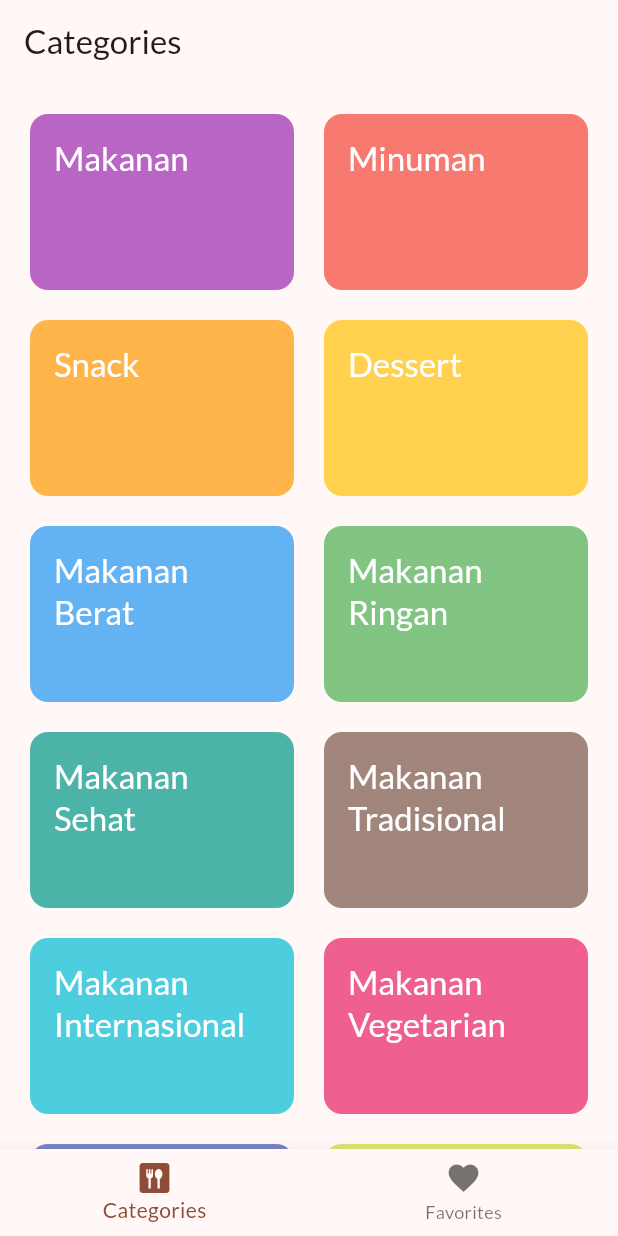
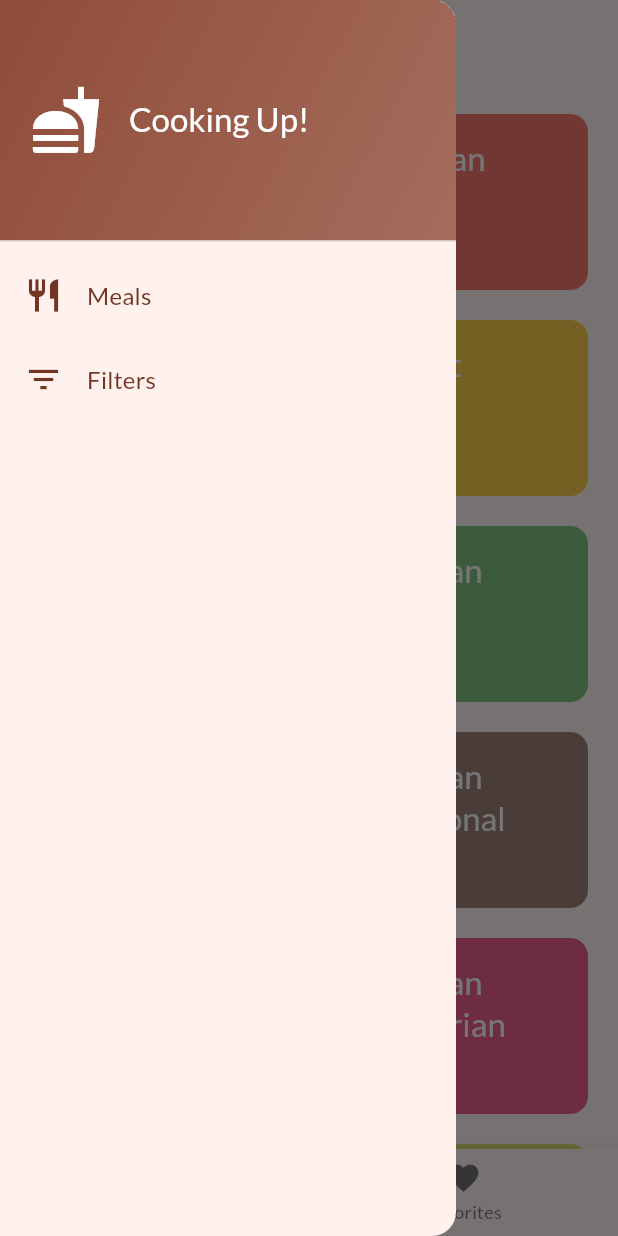
Before and after one commit to rizkyramdhonaputra/basandid-meals-menu, a Flutter app: the screen it shows after launch, with the side drawer open (before the commit the screen has no drawer), on a phone screen of 412 x 824 dp. Run offline on Flutter 3.47's test engine with Material 3 defaults, Android fonts, the phone set to English and light mode, and no system bars; our stand-ins replace google_fonts, transparent_image.

Commit message:
menambahkan fitur filter dan simpan value filter

```diff
--- a/lib/main.dart
+++ b/lib/main.dart
@@ -5,6 +5,7 @@ import 'package:flutter/material.dart';
 import 'package:google_fonts/google_fonts.dart';
 
 final theme = ThemeData(
+  useMaterial3: true,
   colorScheme: ColorScheme.fromSeed(seedColor: Colors.deepOrange),
   textTheme: GoogleFonts.latoTextTheme(),
 );
@@ -18,6 +19,10 @@ class MenuApps extends StatelessWidget {
 
   @override
   Widget build(BuildContext context) {
-    return MaterialApp(home: TabsScreen(), theme: theme, title: 'Aplikasi Menu Makanan');
+    return MaterialApp(
+      home: TabsScreen(),
+      theme: theme,
+      title: 'Aplikasi Menu Makanan',
+    );
   }
 }
--- a/lib/screens/tabs_screen.dart
+++ b/lib/screens/tabs_screen.dart
@@ -1,6 +1,8 @@
 import 'package:aplikasi_menumakanan/models/meals_models.dart';
 import 'package:aplikasi_menumakanan/screens/category_screen.dart';
+import 'package:aplikasi_menumakanan/screens/filters_screen.dart';
 import 'package:aplikasi_menumakanan/screens/meals_screen.dart';
+import 'package:aplikasi_menumakanan/widgets/main_drawer.dart';
 import 'package:flutter/material.dart';
 
 class TabsScreen extends StatefulWidget {
@@ -14,6 +16,16 @@ class _TabsScreenState extends State<TabsScreen> {
   int _selectedPageIndex = 0;
   final List<Meals> _favoriteMeals = [];
 
+  void _showInfoMessage(String message) {
+    ScaffoldMessenger.of(context).clearSnackBars();
+    ScaffoldMessenger.of(context).showSnackBar(
+      SnackBar(
+        content: Text(message),
+      ),
+    );
+  }
+
+
   void _toggleFavorite(Meals meal) {
     final isExisting = _favoriteMeals.contains(meal);
 
@@ -21,10 +33,12 @@ class _TabsScreenState extends State<TabsScreen> {
       setState(() {
         _favoriteMeals.remove(meal);
       });
+      _showInfoMessage('Removed from favorites.');
     } else {
       setState(() {
         _favoriteMeals.add(meal);
       });
+      _showInfoMessage('Added to favorites.');
     }
   }
 
@@ -34,9 +48,21 @@ class _TabsScreenState extends State<TabsScreen> {
     });
   }
 
+  void _selectScreen(String menuCode) async {
+      Navigator.of(context).pop();
+    if (menuCode == 'filters') {
+      final results = await Navigator.of(context).push<Map<Filters, bool>>(
+        MaterialPageRoute(
+          builder: (ctx) => const FiltersScreen(),
+        ),
+      );
+      debugPrint(results.toString());
+    }
+  }
+
   @override
   Widget build(BuildContext context) {
-    Widget activePage = CategoryScreen(onToggleFavorite: _toggleFavorite);
+    Widget activePage = CategoryScreen(onToggleFavorite: _toggleFavorite); //default page
     var activePageTitle = 'Categories';
 
     if (_selectedPageIndex == 1) {
@@ -49,6 +75,7 @@ class _TabsScreenState extends State<TabsScreen> {
 
     return Scaffold(
       appBar: AppBar(title: Text(activePageTitle)),
+      drawer: MainDrawer(onSelectScreen: _selectScreen),
       bottomNavigationBar: BottomNavigationBar(
         onTap: _selectPage,
         currentIndex: _selectedPageIndex,
--- a/lib/widgets/main_drawer.dart
+++ b/lib/widgets/main_drawer.dart
@@ -1,10 +1,78 @@
 import 'package:flutter/material.dart';
 
 class MainDrawer extends StatelessWidget {
-  const MainDrawer({super.key});
+  const MainDrawer({super.key, required this.onSelectScreen});
+
+  final void Function(String menuCode) onSelectScreen;
 
   @override
   Widget build(BuildContext context) {
-    return const Placeholder();
+    return Drawer(
+      child: Column(
+        children: [
+          DrawerHeader(
+            padding: const EdgeInsets.all(20),
+            decoration: BoxDecoration(
+              gradient: LinearGradient(
+                colors: [
+                  Theme.of(context).primaryColor,
+                  Theme.of(context).primaryColor.withValues(alpha: 0.8),
+                ],
+                begin: Alignment.topLeft,
+                end: Alignment.bottomRight,
+              ),
+            ),
+            child: Row(
+              children: [
+                Icon(
+                  Icons.fastfood,
+                  size: 48,
+                  color: Theme.of(context).colorScheme.onPrimary,
+                ),
+                SizedBox(width: 18),
+                Text(
+                  'Cooking Up!',
+                  style: Theme.of(context).textTheme.titleLarge!.copyWith(
+                    color: Theme.of(context).colorScheme.onPrimary,
+                  ),
+                ),
+              ],
+            ),
+          ),
+          ListTile(
+            leading: Icon(
+              Icons.restaurant,
+              size: 26,
+              color: Theme.of(context).colorScheme.onPrimaryContainer,
+            ),
+            title: Text(
+              'Meals',
+              style: Theme.of(context).textTheme.titleMedium!.copyWith(
+                color: Theme.of(context).colorScheme.onPrimaryContainer,
+              ),
+            ),
+            onTap: () {
+              onSelectScreen('meals');
+            },
+          ),
+          ListTile(
+            leading: Icon(
+              Icons.filter_list,
+              size: 26,
+              color: Theme.of(context).colorScheme.onPrimaryContainer,
+            ),
+            title: Text(
+              'Filters',
+              style: Theme.of(context).textTheme.titleMedium!.copyWith(
+                color: Theme.of(context).colorScheme.onPrimaryContainer,
+              ),
+            ),
+            onTap: () {
+              onSelectScreen('filters');
+            },
+          ),
+        ],
+      ),
+    );
   }
 }
```
Also changed, not shown: lib/screens/filters_screen.dart (added, +100 -0 lines), lib/widgets/switchlist_item.dart (added, +40 -0 lines).
